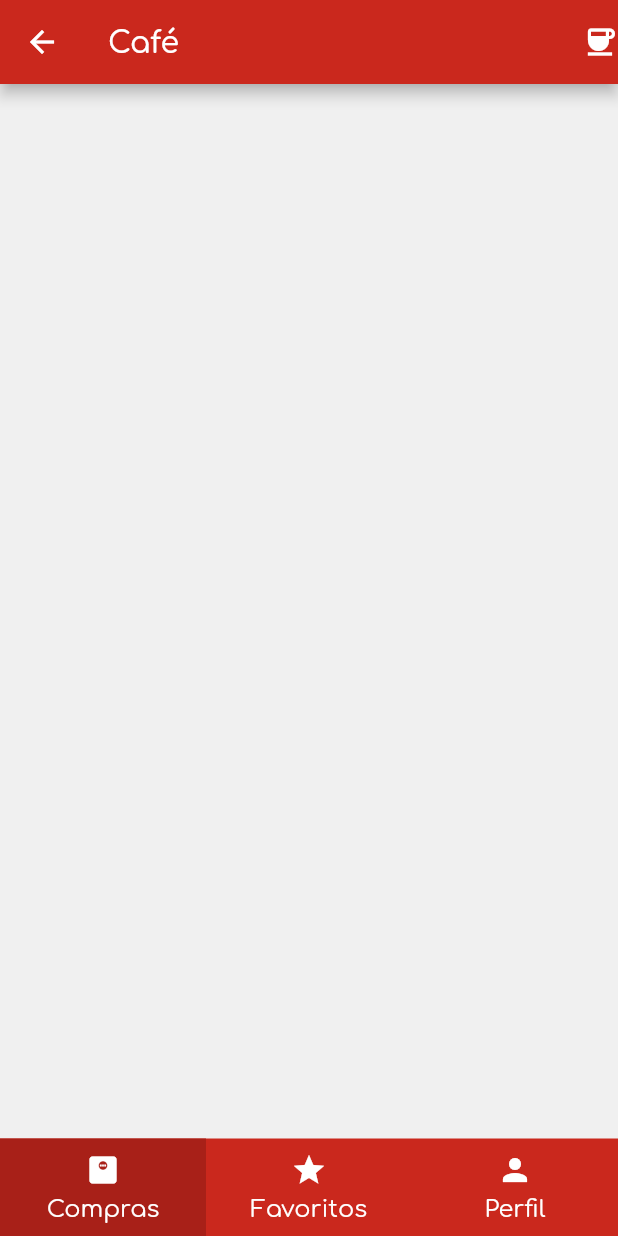
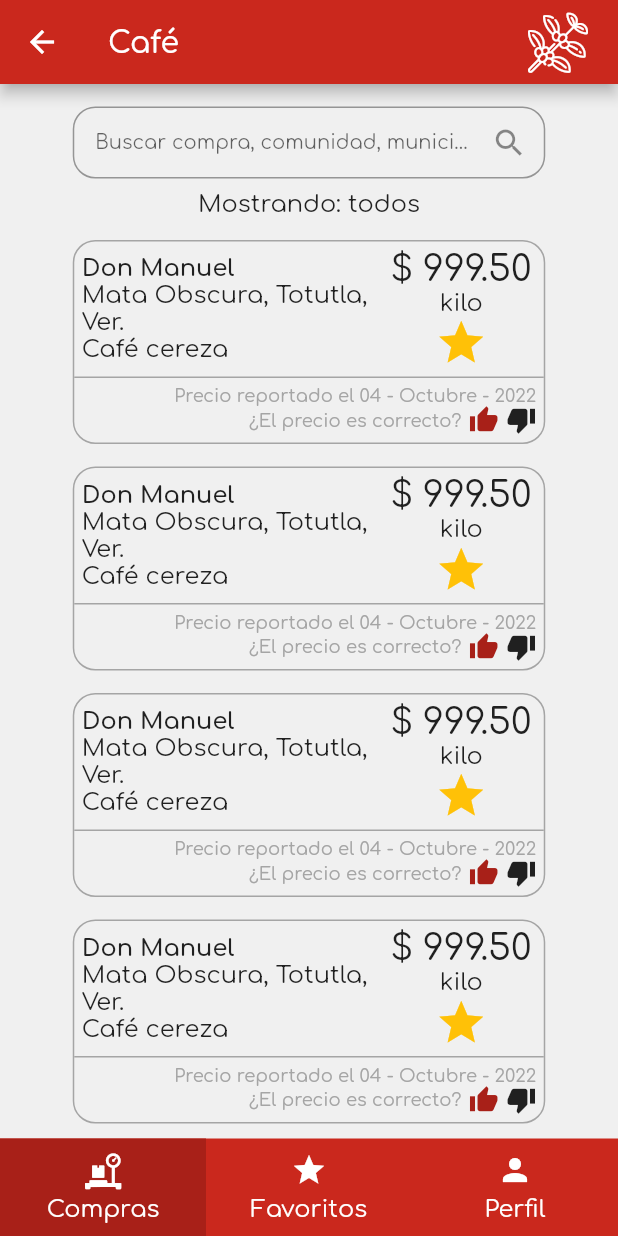
Before and after one commit to elyar-ld/la_compra, a Flutter app: the HomeScreen screen opened by its route, after a tap on "Café", on a phone screen of 412 x 824 dp. Run offline on Flutter 3.47's test engine with Material 2 defaults, Android fonts, the light colour scheme and no system bars; our stand-ins replace google_fonts.

Commit message:
Se agrego el listado de productos

```diff
--- a/lib/ui/constants/constants_productos.dart
+++ b/lib/ui/constants/constants_productos.dart
@@ -1,34 +1,35 @@
 import 'package:flutter/material.dart';
+import 'package:la_compra/ui/theme/icomoon_icons.dart';
 
 const Map<String, Map<String, dynamic>> infoProductos = {
   'cafe' : {
     'nombre' : 'Café',
     'color' : Color(0xFFCA281D),
-    'icono' : Icons.coffee
+    'icono' : Icomoon.coffee_plant,
   },
   'limon' : {
     'nombre' : 'Limón',
     'color' : Color(0xFF238A4C),
-    'icono' : Icons.store
+    'icono' : Icomoon.lemon,
   },
   'aguacate' : {
     'nombre' : 'Aguacate',
     'color' : Color(0xFF2C391F),
-    'icono' : Icons.archive_outlined
+    'icono' : Icomoon.avocado,
   },
   'chayote' : {
     'nombre' : 'Chayote',
     'color' : Color(0xFF71A53E),
-    'icono' : Icons.chair
+    'icono' : Icomoon.chayote,
   },
   'macadamia' : {
     'nombre' : 'Macadamia',
     'color' : Color(0xFFCC6E18),
-    'icono' : Icons.nature
+    'icono' : Icomoon.macadamia,
   },
   'pimienta' : {
     'nombre' : 'Pimienta',
     'color' : Color(0xFF343434),
-    'icono' : Icons.people_sharp
+    'icono' : Icomoon.black_pepper,
   },
 };
--- a/lib/ui/screens/lista_productos/lista_productos.dart
+++ b/lib/ui/screens/lista_productos/lista_productos.dart
@@ -1,6 +1,8 @@
 import 'package:flutter/material.dart';
 import 'package:la_compra/ui/constants/constants_productos.dart';
+import 'package:la_compra/ui/screens/lista_productos/search_bar.dart';
 import 'package:la_compra/ui/widgets/bottom_menu/bottom_menu.dart';
+import 'package:la_compra/ui/widgets/info_producto.dart';
 
 class ListaProductos extends StatefulWidget {
   final String producto;
@@ -19,12 +21,60 @@ class _ListaProductosState extends State<ListaProductos> {
         title: Text(infoProductos[widget.producto]!['nombre']),
         backgroundColor: infoProductos[widget.producto]!['color'],
         actions: [
-          Icon(
-            infoProductos[widget.producto]!['icono'],
+          Padding(
+            padding: const EdgeInsets.only(right: 20),
+            child: Icon(
+              infoProductos[widget.producto]!['icono'],
+              size: 40,
+            ),
           ),
         ],
       ),
-      body: Container(),
+      body: Column(
+        children: [
+          SearchBar(),
+          Padding(
+            padding: const EdgeInsets.only(top: 8.0),
+            child: Text('Mostrando: todos', style: TextStyle(fontSize: 16),),
+          ),
+          Expanded(
+            child: ListView(
+              children: [
+                Align(
+                  alignment: Alignment.center,
+                  child: InfoProducto()),
+                Align(
+                  alignment: Alignment.center,
+                  child: InfoProducto()),
+                Align(
+                  alignment: Alignment.center,
+                  child: InfoProducto()),
+                Align(
+                  alignment: Alignment.center,
+                  child: InfoProducto()),
+                Align(
+                  alignment: Alignment.center,
+                  child: InfoProducto()),
+                Align(
+                  alignment: Alignment.center,
+                  child: InfoProducto()),
+                Align(
+                  alignment: Alignment.center,
+                  child: InfoProducto()),
+                Align(
+                  alignment: Alignment.center,
+                  child: InfoProducto()),
+                Align(
+                  alignment: Alignment.center,
+                  child: InfoProducto()),
+                Align(
+                  alignment: Alignment.center,
+                  child: InfoProducto()),
+              ],
+            ),
+          ),
+        ],
+      ),
       bottomNavigationBar: const BottomMenu(),
     );
   }
--- /dev/null
+++ b/lib/ui/screens/lista_productos/search_bar.dart
@@ -0,0 +1,32 @@
+import 'dart:ui';
+
+import 'package:flutter/material.dart';
+
+class SearchBar extends StatefulWidget {
+  const SearchBar({ Key? key }) : super(key: key);
+
+  @override
+  _SearchBarState createState() => _SearchBarState();
+}
+
+class _SearchBarState extends State<SearchBar> {
+  @override
+  Widget build(BuildContext context) {
+    return Container(
+      padding: EdgeInsets.only(top: 15),
+      width: 315,
+      child: TextFormField(
+          enableSuggestions: false,
+          decoration: InputDecoration(
+            hintText: ("Buscar compra, comunidad, municipio"),
+            hintStyle: TextStyle(fontSize: 13),
+            contentPadding: const EdgeInsets.symmetric(vertical: 0, horizontal: 15),
+            border: OutlineInputBorder(
+              borderRadius: BorderRadius.circular(15.0),
+            ),
+            suffixIcon: Icon(Icons.search),
+          ),
+        ),
+    );
+  }
+}
--- /dev/null
+++ b/lib/ui/theme/icomoon_icons.dart
@@ -0,0 +1,22 @@
+// Place fonts/icomoon.ttf in your fonts/ directory and
+// add the following to your pubspec.yaml
+// flutter:
+//   fonts:
+//    - family: icomoon
+//      fonts:
+//       - asset: fonts/icomoon.ttf
+import 'package:flutter/widgets.dart';
+
+class Icomoon {
+  Icomoon._();
+
+  static const String _fontFamily = 'icomoon';
+
+  static const IconData bascula = IconData(0xe900, fontFamily: _fontFamily);
+  static const IconData chayote = IconData(0xe901, fontFamily: _fontFamily);
+  static const IconData avocado = IconData(0xe902, fontFamily: _fontFamily);
+  static const IconData black_pepper = IconData(0xe903, fontFamily: _fontFamily);
+  static const IconData macadamia = IconData(0xe904, fontFamily: _fontFamily);
+  static const IconData lemon = IconData(0xe905, fontFamily: _fontFamily);
+  static const IconData coffee_plant = IconData(0xe906, fontFamily: _fontFamily);
+}
--- a/lib/ui/widgets/bottom_menu/bottom_menu.dart
+++ b/lib/ui/widgets/bottom_menu/bottom_menu.dart
@@ -1,4 +1,5 @@
 import 'package:flutter/material.dart';
+import 'package:la_compra/ui/theme/icomoon_icons.dart';
 import 'package:la_compra/ui/theme/theme_constants.dart';
 import 'package:la_compra/ui/widgets/bottom_menu/bottom_menu_item.dart';
 
@@ -14,7 +15,7 @@ const BottomMenu({ Key? key }) : super(key: key);
 
         child: Row(
           children: const [
-            BottomMenuItem(icon: Icons.monitor_weight, tag: 'Compras', selected: true,),
+            BottomMenuItem(icon: Icomoon.bascula, tag: 'Compras', selected: true,),
             BottomMenuItem(icon: Icons.star, tag: 'Favoritos',),
             BottomMenuItem(icon: Icons.person, tag: 'Perfil'),
           ],
--- /dev/null
+++ b/lib/ui/widgets/info_producto.dart
@@ -0,0 +1,118 @@
+import 'dart:ui';
+
+import 'package:flutter/material.dart';
+import 'package:la_compra/ui/constants/constants_productos.dart';
+
+class InfoProducto extends StatefulWidget {
+  const InfoProducto({Key? key}) : super(key: key);
+
+  @override
+  _InfoProductoState createState() => _InfoProductoState();
+}
+
+class _InfoProductoState extends State<InfoProducto> {
+  @override
+  Widget build(BuildContext context) {
+    bool info = false;
+    return Padding(
+      padding: const EdgeInsets.only(top: 15),
+      child: Container(
+        width: 315,
+        decoration: BoxDecoration(
+          border: Border.all(width: 1, color: Color(0xFFA5A5A5)),
+          borderRadius: BorderRadius.all(Radius.circular(15)),
+        ),
+        child: Column(
+          children: [
+            if(info) Container(
+              alignment: Alignment.centerLeft,
+              height: 18,
+              width: 315,
+              decoration: BoxDecoration(
+                  color: infoProductos['cafe']!['color'],
+                  borderRadius: BorderRadius.only(
+                    topLeft: Radius.circular(15),
+                    topRight: Radius.circular(15),
+                  )),
+              child: Padding(
+                padding: const EdgeInsets.only(left: 10),
+                child: Text(
+                  'Café',
+                  style: TextStyle(fontSize: 12, color: Colors.white),
+                ),
+              ),
+            ),
+            Padding(
+              padding: const EdgeInsets.all(5.0),
+              child: DefaultTextStyle.merge(
+                style: TextStyle(fontSize: 16),
+                child: Container(
+                  child: Row(
+                    children: [
+                      Expanded(
+                        child: SizedBox(
+                          child: Column(
+                            crossAxisAlignment: CrossAxisAlignment.start,
+                            children: [
+                              Text(
+                                'Don Manuel',
+                                style: TextStyle(fontWeight: FontWeight.w600),
+                              ),
+                              Text('Mata Obscura, Totutla, Ver.'),
+                              Text('Café cereza'),
+                            ],
+                          ),
+                        ),
+                      ),
+                      SizedBox(
+                        width: 100,
+                        child: Column(
+                          children: [
+                            Text(
+                              '\$ 999.50',
+                              style: TextStyle(fontSize: 24),
+                            ),
+                            Text('kilo'),
+                            Icon(Icons.star, size: 35, color: Colors.amber,),
+                          ],
+                        ),
+                      ),
+                    ],
+                  ),
+                ),
+              ),
+            ),
+            Container(
+              decoration: BoxDecoration(
+                border: Border(top: BorderSide(color: Color(0xFFA5A5A5), width: 1))
+              ),
+              child: Padding(
+                padding: EdgeInsets.all(5.0),
+                child: DefaultTextStyle.merge(
+                  style: TextStyle(color: Color(0xFFA5A5A5), fontSize: 12),
+                  child: Column(
+                    crossAxisAlignment: CrossAxisAlignment.end,
+                    children: [
+                      Text('Precio reportado el 04 - Octubre - 2022'),
+                      Row(
+                        mainAxisAlignment: MainAxisAlignment.end,
+                        children: [
+                          Text('¿El precio es correcto?'),
+                          Padding(
+                            padding: const EdgeInsets.symmetric(horizontal: 5),
+                            child: Icon(Icons.thumb_up, size: 20, color: Color(0xFFA82018)),
+                          ),
+                          Icon(Icons.thumb_down, size: 20,),
+                        ],
+                      ),
+                    ],
+                  ),
+                ),
+              ),
+            )
+          ],
+        ),
+      ),
+    );
+  }
+}
```
Also changed, not shown: pubspec.yaml (+4 -4 lines), assets/fonts/icomoon.ttf (added).
